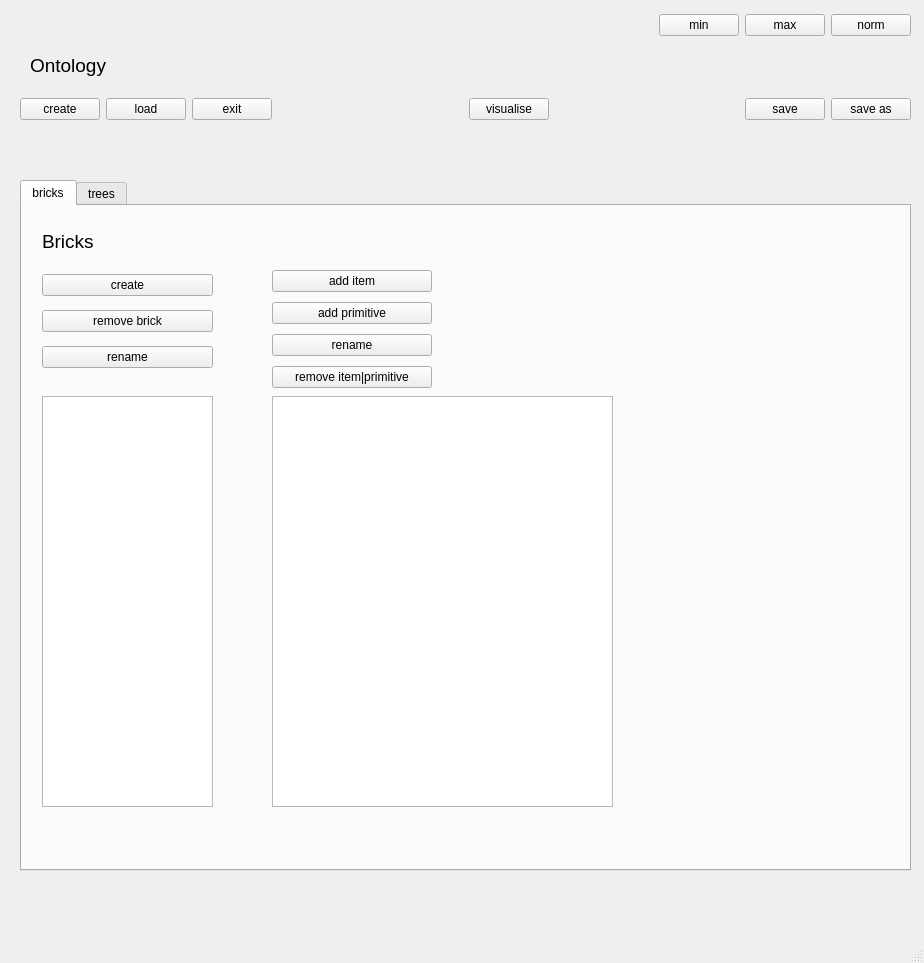
The window that src/PeriContoSchemaBricks_gui.ui (heinz-preisig/PeriConto_generic) describes before a commit, drawn with Qt 5.
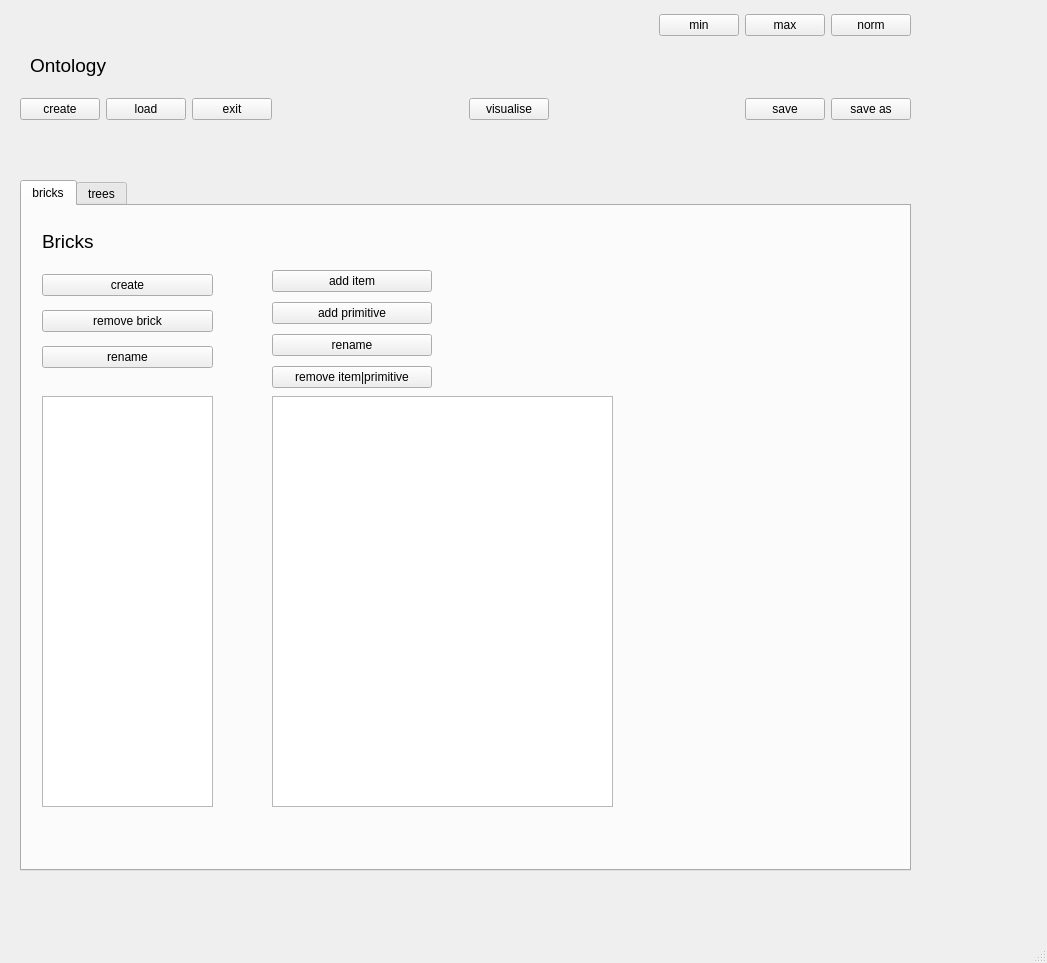
The same window after the commit.

What changed in the file:
```diff
--- a/src/PeriContoSchemaBricks_gui.ui
+++ b/src/PeriContoSchemaBricks_gui.ui
@@ -6,7 +6,7 @@
    <rect>
     <x>0</x>
     <y>0</y>
-    <width>924</width>
+    <width>1047</width>
     <height>963</height>
    </rect>
   </property>
```
